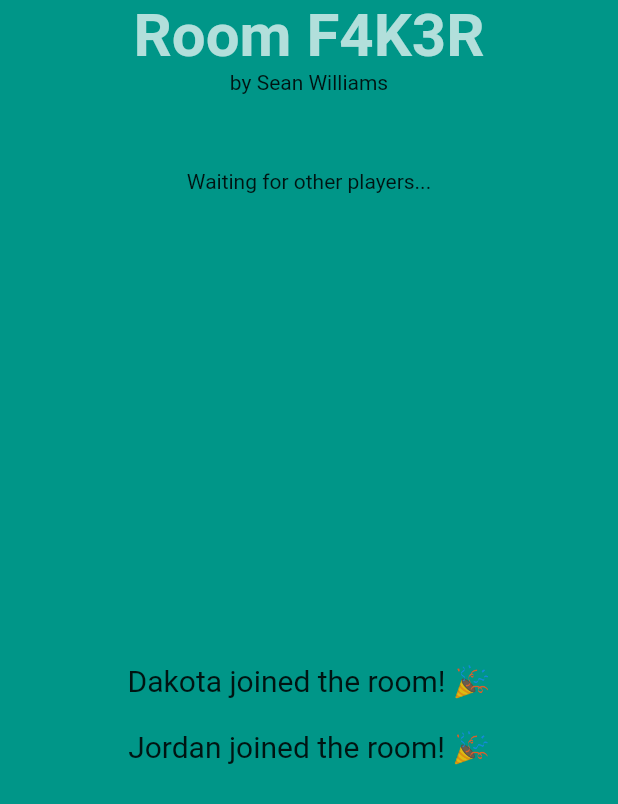
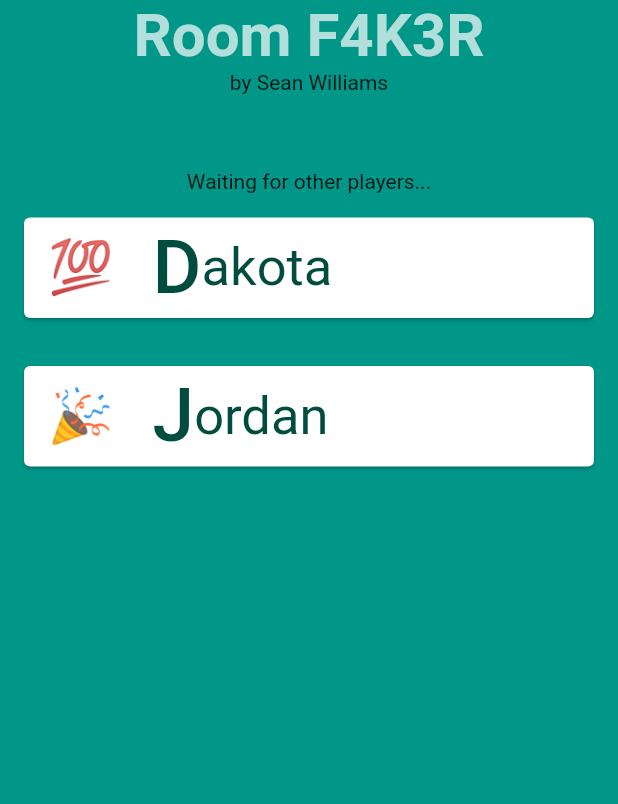
Before and after one commit to paxcodes/dicery_app, a Flutter app: the LobbyScreen screen opened by its route, on a phone screen of 412 x 824 dp. Shown: the top 804 px of the screen. Run offline on Flutter 3.47's test engine with Material 2 defaults, Android fonts, the phone set to English and light mode, and no system bars.

Commit message:
:lipstick: Use cards to list players who joined

```diff
--- /dev/null
+++ b/lib/components/player_card.dart
@@ -0,0 +1,44 @@
+import 'package:flutter/material.dart';
+
+class PlayerCard extends StatelessWidget {
+  const PlayerCard({this.emoji, this.name});
+
+  final String emoji;
+  final String name;
+
+  @override
+  Widget build(BuildContext context) {
+    return Card(
+      margin: EdgeInsets.all(16),
+      child: ListTile(
+        leading: Padding(
+          padding: const EdgeInsets.only(right: 10.0),
+          child: Text(
+            emoji,
+            style: TextStyle(
+              fontSize: 35,
+            ),
+          ),
+        ),
+        title: Row(
+          children: <Widget>[
+            Text(name[0],
+                style: TextStyle(
+                  backgroundColor: Colors.white,
+                  fontSize: 50,
+                  fontWeight: FontWeight.w500,
+                  color: Colors.teal.shade900,
+                )),
+            Text(
+              name.substring(1),
+              style: TextStyle(
+                fontSize: 35,
+                color: Colors.teal.shade900,
+              ),
+            ),
+          ],
+        ),
+      ),
+    );
+  }
+}
--- a/lib/screens/lobby.dart
+++ b/lib/screens/lobby.dart
@@ -1,5 +1,8 @@
+import 'package:flutter/cupertino.dart';
+import 'package:flutter/material.dart';
+
 import 'package:dicery/components/button.dart';
-import 'package:flutter/material.dart';
+import 'package:dicery/components/player_card.dart';
 
 class LobbyScreen extends StatelessWidget {
   @override
@@ -19,23 +22,10 @@ class LobbyScreen extends StatelessWidget {
             SizedBox(height: 50),
             Text("Waiting for other players..."),
             Expanded(
-              child: Column(
-                mainAxisAlignment: MainAxisAlignment.center,
+              child: ListView(
                 children: <Widget>[
-                  Padding(
-                    padding: const EdgeInsets.symmetric(vertical: 10.0),
-                    child: Text(
-                      "Dakota joined the room! 🎉",
-                      style: TextStyle(fontSize: 20),
-                    ),
-                  ),
-                  Padding(
-                    padding: const EdgeInsets.symmetric(vertical: 10.0),
-                    child: Text(
-                      "Jordan joined the room! 🎉",
-                      style: TextStyle(fontSize: 20),
-                    ),
-                  )
+                  PlayerCard(emoji: "💯", name: "Dakota"),
+                  PlayerCard(emoji: "🎉", name: "Jordan"),
                 ],
               ),
             ),
```
